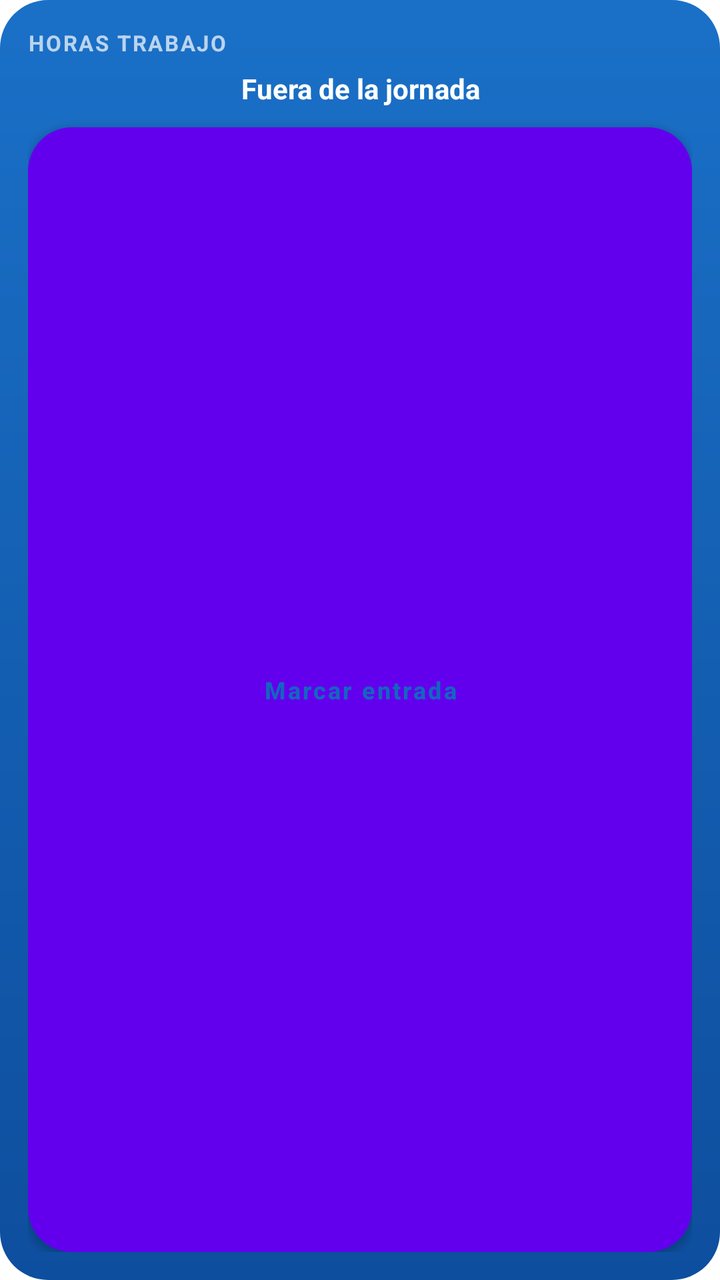
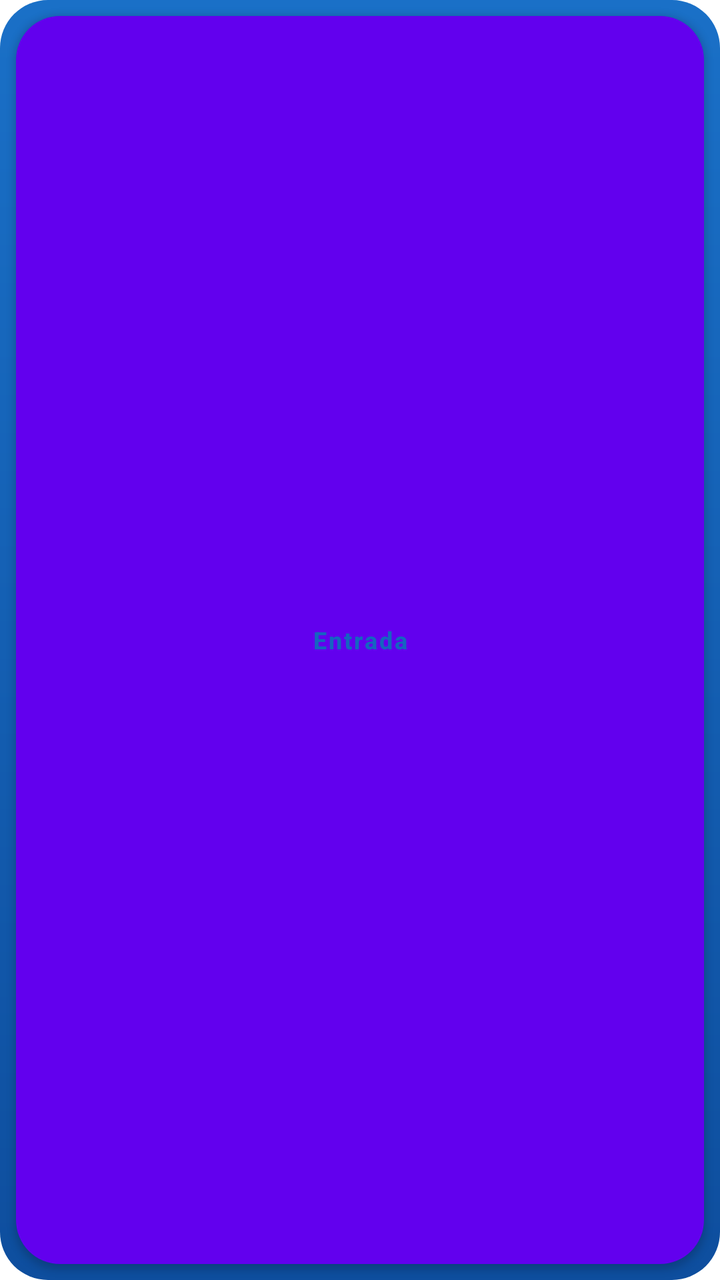

Compare the two renders of this Android layout. The source of the first and the diff that turns it into the second are given below.
<!-- AndroidManifest.xml: fallback theme Theme.MaterialComponents.DayNight.NoActionBar -->
<!-- res/layout/home_widget_marcador.xml -->
<?xml version="1.0" encoding="utf-8"?>
<LinearLayout xmlns:android="http://schemas.android.com/apk/res/android"
    android:layout_width="match_parent"
    android:layout_height="match_parent"
    android:orientation="vertical"
    android:padding="14dp"
    android:background="@drawable/widget_background"
    android:id="@+id/marcador_container">

    <TextView
        android:id="@+id/marcador_titulo"
        android:layout_width="match_parent"
        android:layout_height="wrap_content"
        android:text="HORAS TRABAJO"
        android:textColor="#B3FFFFFF"
        android:textSize="11sp"
        android:textStyle="bold"
        android:letterSpacing="0.08" />

    <TextView
        android:id="@+id/marcador_estado"
        android:layout_width="match_parent"
        android:layout_height="wrap_content"
        android:layout_marginTop="6dp"
        android:gravity="center"
        android:textColor="#FFFFFF"
        android:textSize="14sp"
        android:textStyle="bold"
        android:maxLines="1"
        android:ellipsize="end"
        android:text="Fuera de la jornada" />

    
    <Button
        android:id="@+id/widget_boton_marcar"
        android:layout_width="match_parent"
        android:layout_height="0dp"
        android:layout_weight="1"
        android:layout_marginTop="10dp"
        android:minWidth="0dp"
        android:minHeight="0dp"
        android:background="@drawable/widget_btn_marcar_entrada"
        android:textColor="#1565C0"
        android:textSize="12sp"
        android:textStyle="bold"
        android:textAllCaps="false"
        android:text="Marcar entrada" />
</LinearLayout>
<!-- resources referenced by this layout -->
<resources>
  <!-- drawable widget_background (drawable) -->
  <?xml version="1.0" encoding="utf-8"?>
  <shape xmlns:android="http://schemas.android.com/apk/res/android"
      android:shape="rectangle">
      <gradient
          android:angle="270"
          android:startColor="#1A70C7"
          android:endColor="#0E4E9E" />
      <corners android:radius="24dp" />
  </shape>
  <!-- drawable widget_btn_marcar_entrada (drawable) -->
  <?xml version="1.0" encoding="utf-8"?>
  <shape xmlns:android="http://schemas.android.com/apk/res/android"
      android:shape="rectangle">
      <solid android:color="#FFFFFF" />
      <corners android:radius="22dp" />
  </shape>
</resources>

<!-- the commit's change to res/layout/home_widget_marcador.xml (unified diff, before → after) -->
@@ -1,42 +1,15 @@
 <?xml version="1.0" encoding="utf-8"?>
-<LinearLayout xmlns:android="http://schemas.android.com/apk/res/android"
+<FrameLayout xmlns:android="http://schemas.android.com/apk/res/android"
     android:layout_width="match_parent"
     android:layout_height="match_parent"
-    android:orientation="vertical"
-    android:padding="14dp"
     android:background="@drawable/widget_background"
     android:id="@+id/marcador_container">
 
-    <TextView
-        android:id="@+id/marcador_titulo"
-        android:layout_width="match_parent"
-        android:layout_height="wrap_content"
-        android:text="HORAS TRABAJO"
-        android:textColor="#B3FFFFFF"
-        android:textSize="11sp"
-        android:textStyle="bold"
-        android:letterSpacing="0.08" />
-
-    <TextView
-        android:id="@+id/marcador_estado"
-        android:layout_width="match_parent"
-        android:layout_height="wrap_content"
-        android:layout_marginTop="6dp"
-        android:gravity="center"
-        android:textColor="#FFFFFF"
-        android:textSize="14sp"
-        android:textStyle="bold"
-        android:maxLines="1"
-        android:ellipsize="end"
-        android:text="Fuera de la jornada" />
-
-    
     <Button
         android:id="@+id/widget_boton_marcar"
         android:layout_width="match_parent"
-        android:layout_height="0dp"
-        android:layout_weight="1"
-        android:layout_marginTop="10dp"
+        android:layout_height="match_parent"
+        android:layout_margin="8dp"
         android:minWidth="0dp"
         android:minHeight="0dp"
         android:background="@drawable/widget_btn_marcar_entrada"
@@ -44,5 +17,6 @@
         android:textSize="12sp"
         android:textStyle="bold"
         android:textAllCaps="false"
-        android:text="Marcar entrada" />
-</LinearLayout>
+        android:gravity="center"
+        android:text="Entrada" />
+</FrameLayout>
